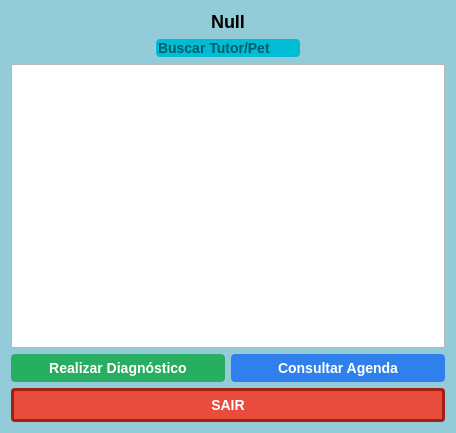
Old version of the form tela_veterinario.ui in the repository mateuszinum/Projeto-Clinica-Veterinaria.
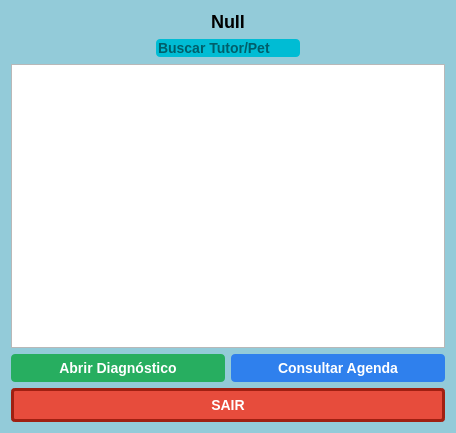
New version of the form.

The edit to the form file:
```diff
--- a/tela_veterinario.ui
+++ b/tela_veterinario.ui
@@ -114,7 +114,7 @@
 </string>
        </property>
        <property name="text">
-        <string>Realizar Diagnóstico</string>
+        <string>Abrir Diagnóstico</string>
        </property>
       </widget>
      </item>
```
